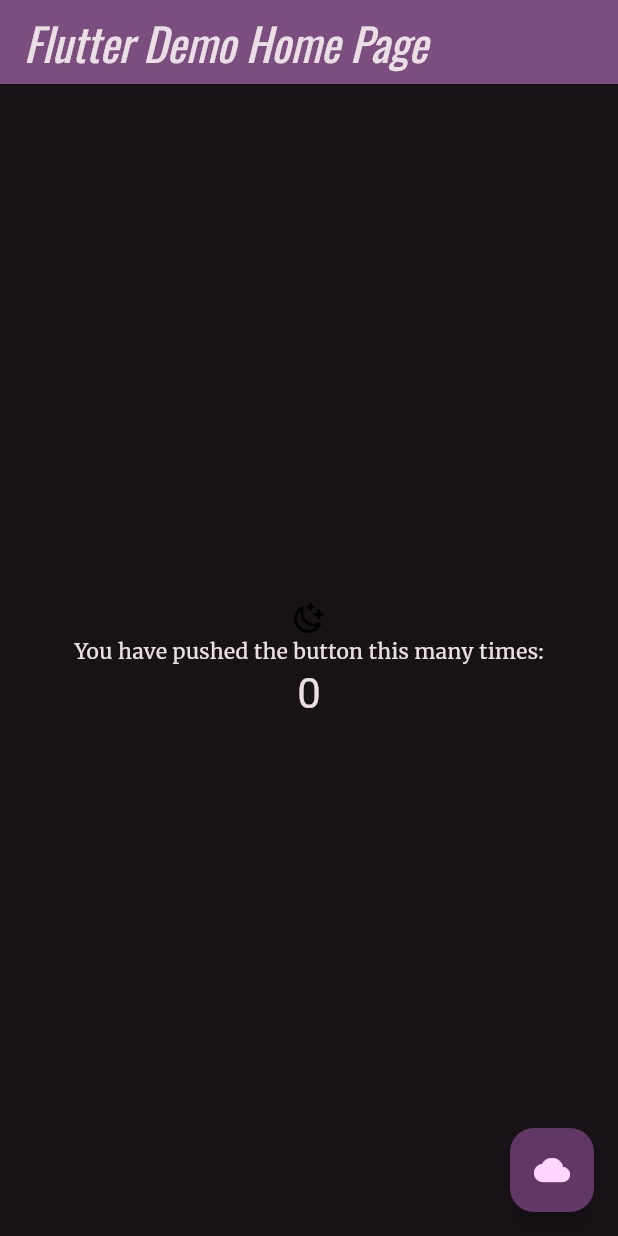
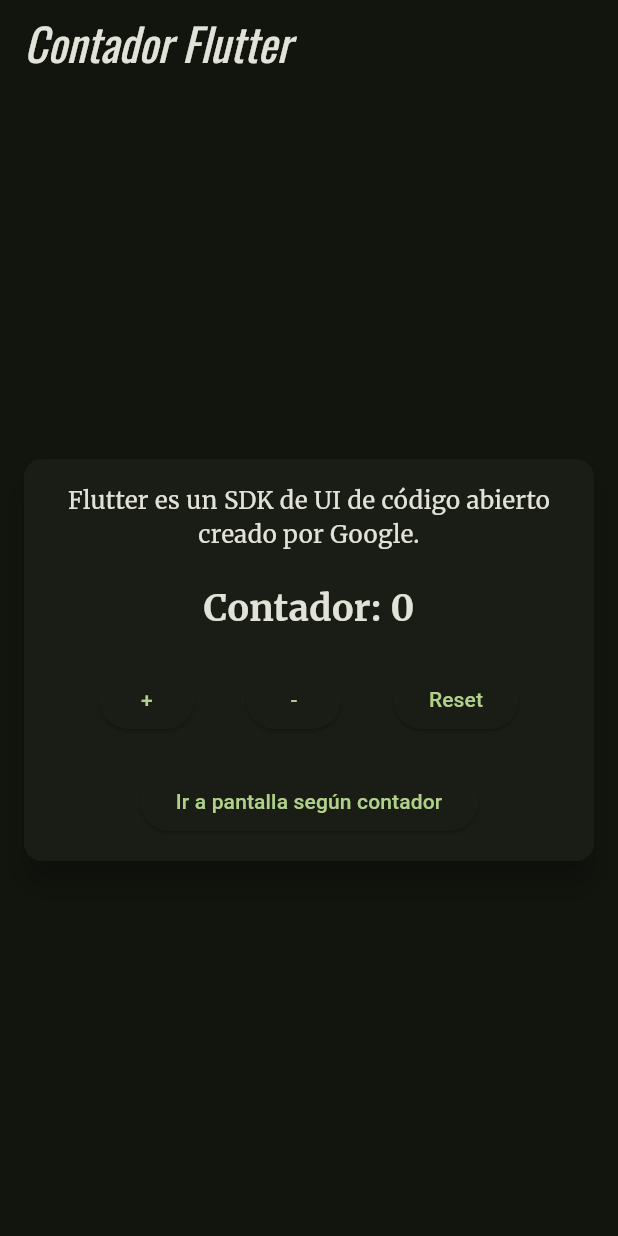
Before and after one commit to Ranafonica/3479A321_2022479036, a Flutter app: the screen it shows after launch, on a phone screen of 412 x 824 dp. Run offline on Flutter 3.47's test engine with Material 3 defaults, Android fonts, the phone set to English and light mode, and no system bars; our stand-ins replace flutter_svg, google_fonts, logger.

Commit message:
Lab05-Update homepage
Se agrega la distribución de los botones y la creación de la Carta

```diff
--- a/lib/main.dart
+++ b/lib/main.dart
@@ -18,7 +18,7 @@ class MyApp extends StatelessWidget {
       title: 'Flutter Demo',
       theme: ThemeData(
         colorScheme: ColorScheme.fromSeed(
-            seedColor: Colors.purple,
+            seedColor: Colors.lightGreenAccent,
             brightness: Brightness.dark,
           ),
 
--- a/lib/pages/home_page.dart
+++ b/lib/pages/home_page.dart
@@ -21,35 +21,77 @@ class _MyHomePageState extends State<MyHomePage> {
       _counter++;
     });
   }
+  void _decrementCounter() {
+    setState(() {
+      _counter--;
+    });
+  }
+  void _resetCounter() {
+    setState(() {
+      _counter=0;
+    });
+  }
+  void _navigateByCounter() {
+  if (_counter % 2 == 0) {
+    Navigator.pushNamed(context, '/list');
+  } else {
+    Navigator.pushNamed(context, '/about');
+  }
+}
 
 @override
 Widget build(BuildContext context) {
-    logger.i("Logger in MyHomePage is working!"); // Colocamos el log antes de iniciar la aplicacion (MyHomePage)
   return Scaffold(
     appBar: AppBar(
-        backgroundColor: Theme.of(context).colorScheme.inversePrimary,
-        title: Text(widget.title),
+      title: const Text('Contador Flutter'),
     ),
     body: Center(
+      child: Card(
+        margin: const EdgeInsets.all(16),
+        elevation: 8,
+        shape: RoundedRectangleBorder(borderRadius: BorderRadius.circular(12)),
+        child: Padding(
+          padding: const EdgeInsets.all(16.0),
           child: Column(
-          mainAxisAlignment: MainAxisAlignment.center,
-          children: <Widget>[
-            SvgPicture.asset(
-              "assets/icons/moon.svg",
-              semanticsLabel: 'Dart Logo',
+            mainAxisSize: MainAxisSize.min,
+            children: [
+              const Text(
+                'Flutter es un SDK de UI de código abierto creado por Google.',
+                textAlign: TextAlign.center,
+                style: TextStyle(fontSize: 16),
               ),
-            const Text('You have pushed the button this many times:'),
+              const SizedBox(height: 20),
               Text(
-              '$_counter',
-              style: Theme.of(context).textTheme.headlineMedium,
+                'Contador: $_counter',
+                style: const TextStyle(fontSize: 24, fontWeight: FontWeight.bold),
+              ),
+              const SizedBox(height: 20),
+              Row(
+                mainAxisAlignment: MainAxisAlignment.spaceEvenly,
+                children: [
+                  ElevatedButton(
+                    onPressed: _incrementCounter,
+                    child: const Text('+'),
+                  ),
+                  ElevatedButton(
+                    onPressed: _decrementCounter,
+                    child: const Text('-'),
+                  ),
+                  ElevatedButton(
+                    onPressed: _resetCounter,
+                    child: const Text('Reset'),
+                  ),
+                ],
+              ),
+              const SizedBox(height: 20),
+              ElevatedButton(
+                onPressed: _navigateByCounter,
+                child: const Text('Ir a pantalla según contador'),
               ),
             ],
           ),
         ),
-      floatingActionButton: FloatingActionButton(
-        onPressed: _incrementCounter,
-        tooltip: 'Increment',
-        child: const Icon(Icons.cloud),
+      ),
     ),
   );
 }
```
Lines whose indentation alone changed are shown as unchanged.
